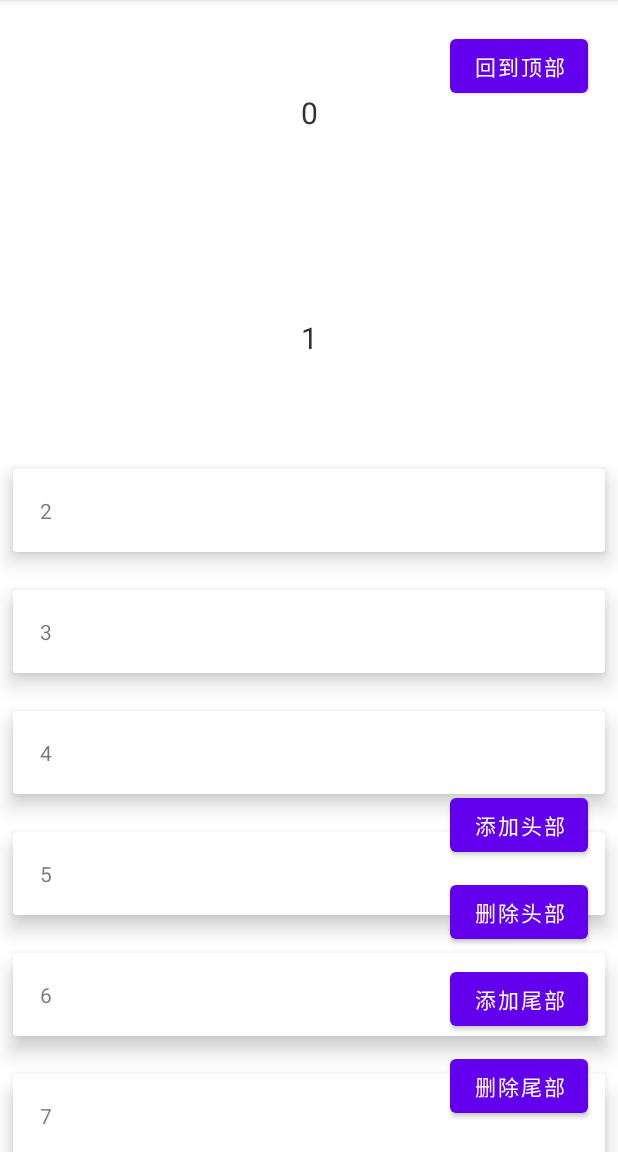
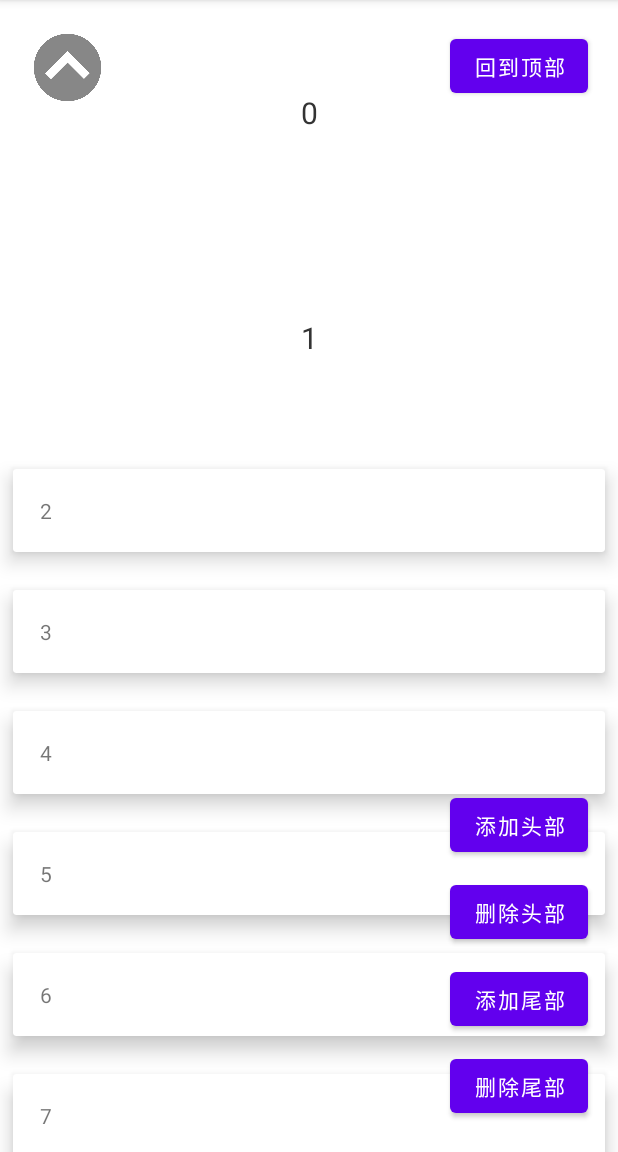
Before and after one commit to GMKEnd/PracticeStuff, an Android app: the screen it shows after launch (MainActivity), on a phone screen of 412 x 824 dp, the part 84-1236 px from its top. Run offline under Robolectric (Android 15) with nearby library versions, the phone set to English and light mode, and no system bars.

Commit message:
新增：可拖动的回到顶部按钮

```diff
--- a/app/src/main/java/com/example/recyclerviewimageload/MainActivity.kt
+++ b/app/src/main/java/com/example/recyclerviewimageload/MainActivity.kt
@@ -50,9 +50,9 @@ class MainActivity : AppCompatActivity() {
         mAdapter.addHeader(true)
 
         // 初始化RV，添加OnScrollListener
-        initRV_scrollLoad()
+        initRVScrollLoad()
         // 移到顶部
-        val toTopBtn: Button = findViewById(R.id.to_top)
+        val toTopBtn:Button = findViewById(R.id.to_top)
         toTopBtn.setOnClickListener {
             mRecyclerView.smoothScrollToPosition(0)
         }
@@ -98,7 +98,14 @@ class MainActivity : AppCompatActivity() {
                 mAdapter.notifyItemRemoved(mAdapter.itemCount)
             }
         }
+
+        val eee:DragFloatActionButton = findViewById(R.id.eee)
+        eee.setOnClickListener{
+            mRecyclerView.smoothScrollToPosition(0)
+        }
     }
+
+
 
     private fun displayToast(text: String) {
         if (mToast != null) {
@@ -108,7 +115,7 @@ class MainActivity : AppCompatActivity() {
         mToast!!.show()
     }
 
-    private fun initRV_scrollLoad() {
+    private fun initRVScrollLoad() {
         var refreshReady = false
         mRecyclerView.adapter = mAdapter
         mRecyclerView.addOnScrollListener(object : RecyclerView.OnScrollListener() {
--- a/app/src/main/res/layout/activity_main.xml
+++ b/app/src/main/res/layout/activity_main.xml
@@ -71,4 +71,21 @@
         app:layout_constraintBottom_toTopOf="@+id/add_footer"
         app:layout_constraintEnd_toEndOf="parent" />
 
+    <FrameLayout
+        android:layout_width="match_parent"
+        android:layout_height="match_parent"
+        android:layout_marginStart="20dp"
+        android:layout_marginEnd="20dp"
+        app:layout_constraintEnd_toEndOf="parent"
+        app:layout_constraintTop_toTopOf="parent"
+        android:layout_marginTop="20dp"
+        android:layout_marginBottom="20dp">
+
+        <com.example.recyclerviewimageload.DragFloatActionButton
+            android:id="@+id/eee"
+            android:layout_width="50dp"
+            android:layout_height="50dp"
+            android:background="@drawable/__3png_com" />
+    </FrameLayout>
+
 </androidx.constraintlayout.widget.ConstraintLayout>
--- a/app/src/main/res/values/strings.xml
+++ b/app/src/main/res/values/strings.xml
@@ -13,4 +13,7 @@
     <string name="no_header">There ain\'t any header</string>
     <string name="no_footer">There ain\'t any footer</string>
     <string name="release_to_refresh">释放立即刷新</string>
+    <string name="xxx">xxx</string>
+    <string name="add1">加一</string>
+    <string name="minus1">减一</string>
 </resources>
```
Also changed, not shown: app/src/main/java/com/example/recyclerviewimageload/DragFloatActionButton.kt (added, +89 -0 lines), app/src/main/res/drawable/__3png_com.png (added).
